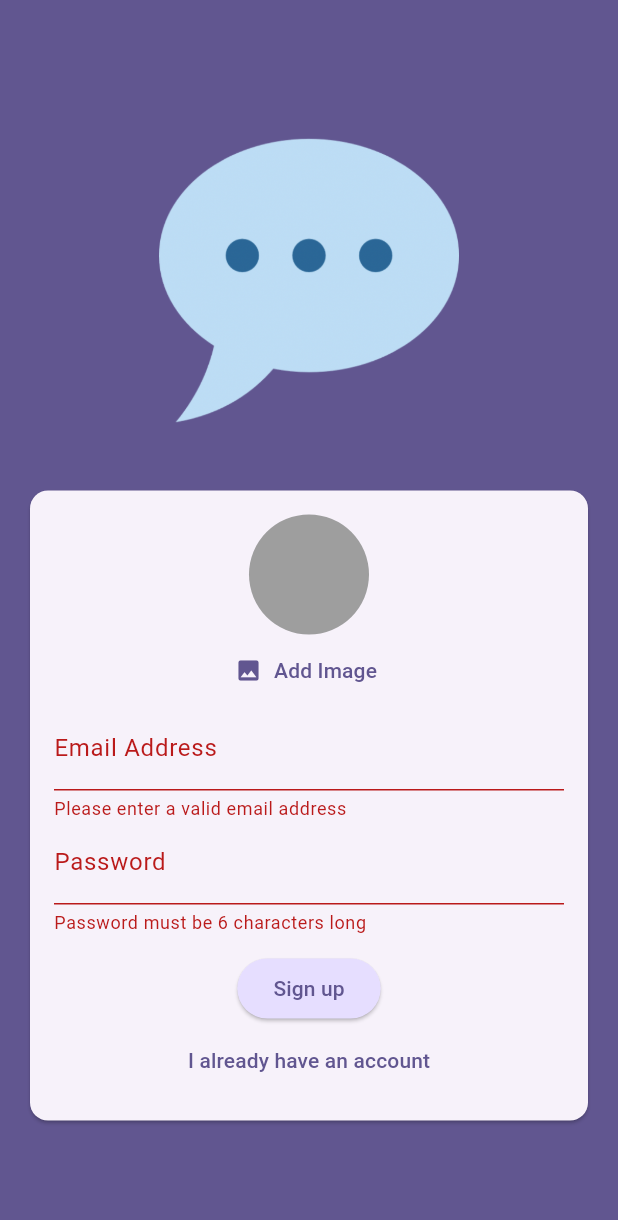
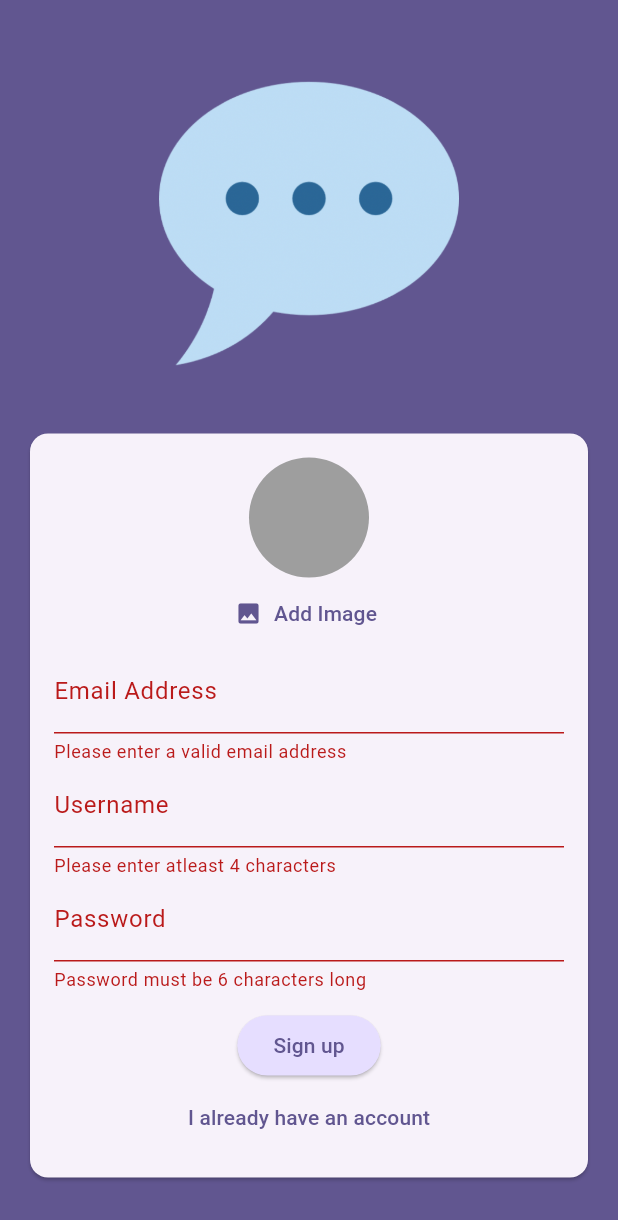
Before and after one commit to sanskarfcb/chat_app, a Flutter app: the screen it shows after launch, after a tap on "Login", after a tap on "Create an account", after a tap on "Sign up", on a phone screen of 412 x 824 dp. Shown: the top 1220 px of the screen. Run offline on Flutter 3.47's test engine with Material 3 defaults, Android fonts, the phone set to English and light mode, and no system bars; our stand-ins replace cloud_firestore, firebase_auth, firebase_core, firebase_storage, image_picker; accounts and stored records are empty.

```diff
--- a/lib/Screen/auth.dart
+++ b/lib/Screen/auth.dart
@@ -1,5 +1,6 @@
 import 'dart:io';
 import 'package:chat_app/widget/user_image_picker.dart';
+import 'package:cloud_firestore/cloud_firestore.dart';
 import 'package:firebase_storage/firebase_storage.dart';
 import 'package:flutter/material.dart';
 import 'package:firebase_auth/firebase_auth.dart';
@@ -18,7 +19,8 @@ class _AuthScreenState extends State<AuthScreen> {
   var _isLogin = true;
   var _enteredEmail = '';
   var _enteredPassword = '';
-
+  var _isauthenticating = false;
+  var _enteredUsername = '';
   File? _selecedImage;
 
   void _sumit() async {
@@ -30,6 +32,9 @@ class _AuthScreenState extends State<AuthScreen> {
     _form.currentState!.save();
 
     try {
+      setState(() {
+        _isauthenticating = true;
+      });
       if (_isLogin) {
         await _firebase.signInWithEmailAndPassword(
             email: _enteredEmail, password: _enteredPassword);
@@ -44,13 +49,24 @@ class _AuthScreenState extends State<AuthScreen> {
 
         await storageref.putFile(_selecedImage!);
         final Imageurl = await storageref.getDownloadURL();
-        print(Imageurl);
+
+        await FirebaseFirestore.instance
+            .collection('users')
+            .doc(UserCredential.user!.uid)
+            .set({
+          'username': _enteredUsername,
+          'email': _enteredEmail,
+          'imageurl': Imageurl,
+        });
       }
     } on FirebaseAuthException catch (error) {
       ScaffoldMessenger.of(context).clearSnackBars();
       ScaffoldMessenger.of(context).showSnackBar(SnackBar(
         content: Text(error.message ?? 'Authentication failed'),
       ));
+      setState(() {
+        _isauthenticating = false;
+      });
     }
   }
 
@@ -108,6 +124,23 @@ class _AuthScreenState extends State<AuthScreen> {
                               _enteredEmail = value!;
                             },
                           ),
+                          if (!_isLogin)
+                            TextFormField(
+                              decoration:
+                                  const InputDecoration(labelText: 'Username'),
+                              enableSuggestions: false,
+                              validator: (value) {
+                                if (value == null ||
+                                    value.isEmpty ||
+                                    value.trim().length < 4) {
+                                  return 'Please enter atleast 4 characters';
+                                }
+                                return null;
+                              },
+                              onSaved: (value) {
+                                _enteredUsername = value!;
+                              },
+                            ),
                           TextFormField(
                             decoration: const InputDecoration(
                               labelText: 'Password',
@@ -126,6 +159,9 @@ class _AuthScreenState extends State<AuthScreen> {
                           const SizedBox(
                             height: 12,
                           ),
+                          if (_isauthenticating)
+                            const CircularProgressIndicator(),
+                          if (!_isauthenticating)
                             ElevatedButton(
                               onPressed: _sumit,
                               style: ElevatedButton.styleFrom(
@@ -135,6 +171,7 @@ class _AuthScreenState extends State<AuthScreen> {
                               ),
                               child: Text(_isLogin ? 'Login' : 'Sign up'),
                             ),
+                          if (!_isauthenticating)
                             TextButton(
                               onPressed: () {
                                 setState(() {
--- a/pubspec.yaml
+++ b/pubspec.yaml
@@ -39,6 +39,7 @@ dependencies:
   firebase_auth: ^5.1.4
   firebase_storage: ^12.1.3
   image_picker: ^1.1.2
+  cloud_firestore: ^5.2.1
 
 dev_dependencies:
   flutter_test:
```
Also changed, not shown: lib/Screen/chat.dart (+8 -4 lines), lib/widget/chat_messages.dart (added, +12 -0 lines), lib/widget/new_messages.dart (added, +70 -0 lines), pubspec.lock, 5 other files. Lines whose indentation alone changed are shown as unchanged.
